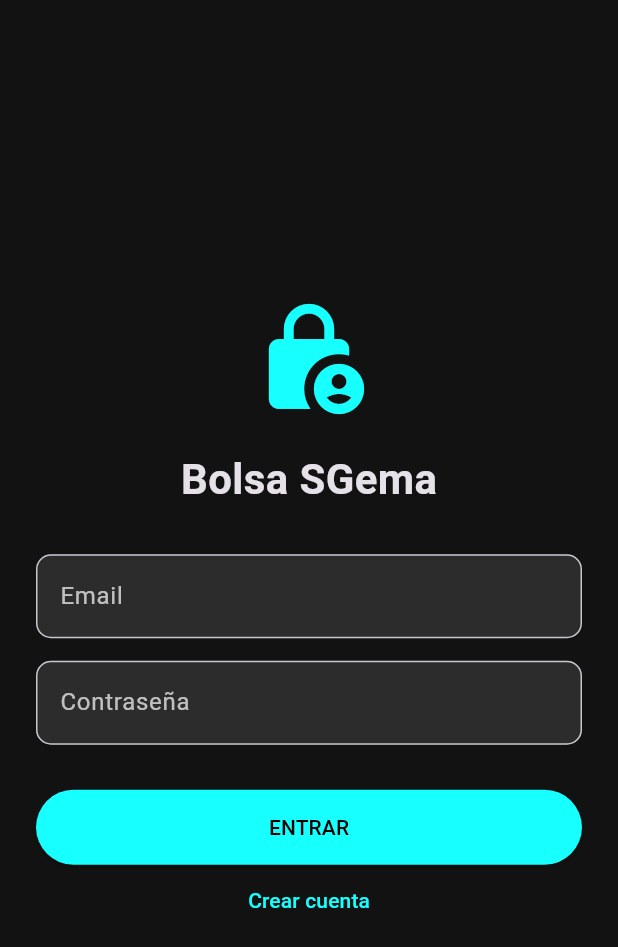
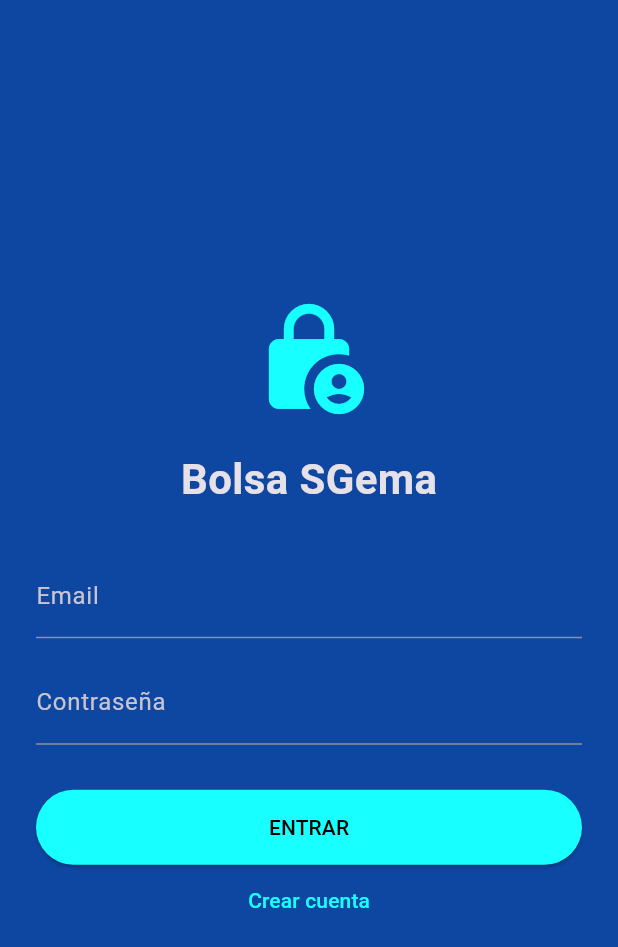
Before and after one commit to jordi-user/appbolsaempleo, a Flutter app: the screen it shows after launch, on a phone screen of 412 x 824 dp. Shown: the top 947 px of the screen. Run offline on Flutter 3.47's test engine with Material 3 defaults, Android fonts, the phone set to English and light mode, and no system bars; our stand-ins replace cloud_firestore, firebase_auth, firebase_core; accounts and stored records are empty.

Commit message:
Cambios de color en la interfaz

```diff
--- a/lib/main.dart
+++ b/lib/main.dart
@@ -22,22 +22,12 @@ class MyApp extends StatelessWidget {
       title: 'Bolsa Empleo SGema',
       debugShowCheckedModeBanner: false,
       theme: ThemeData.dark().copyWith(
-        primaryColor: Colors.cyanAccent,
-        scaffoldBackgroundColor: const Color(0xFF121212),
-        appBarTheme: const AppBarTheme(backgroundColor: Colors.black),
-        bottomNavigationBarTheme: const BottomNavigationBarThemeData(
-          selectedItemColor: Colors.cyanAccent,
-          unselectedItemColor: Colors.grey,
-          backgroundColor: Colors.black,
-        ),
-        inputDecorationTheme: InputDecorationTheme(
-          filled: true,
-          fillColor: const Color(0xFF2C2C2C),
-          border: OutlineInputBorder(borderRadius: BorderRadius.circular(10)),
-          labelStyle: const TextStyle(color: Colors.white70),
+        primaryColor: Colors.blueAccent,
+        scaffoldBackgroundColor: const Color(0xFF0D47A1),
+        appBarTheme: const AppBarTheme(
+          backgroundColor: Colors.blue,
         ),
       ),
-      // CAMBIO: Ahora la pantalla inicial es el Login
       home: const LoginScreen(),
     );
   }
```
Also changed, not shown: 1 other file.
